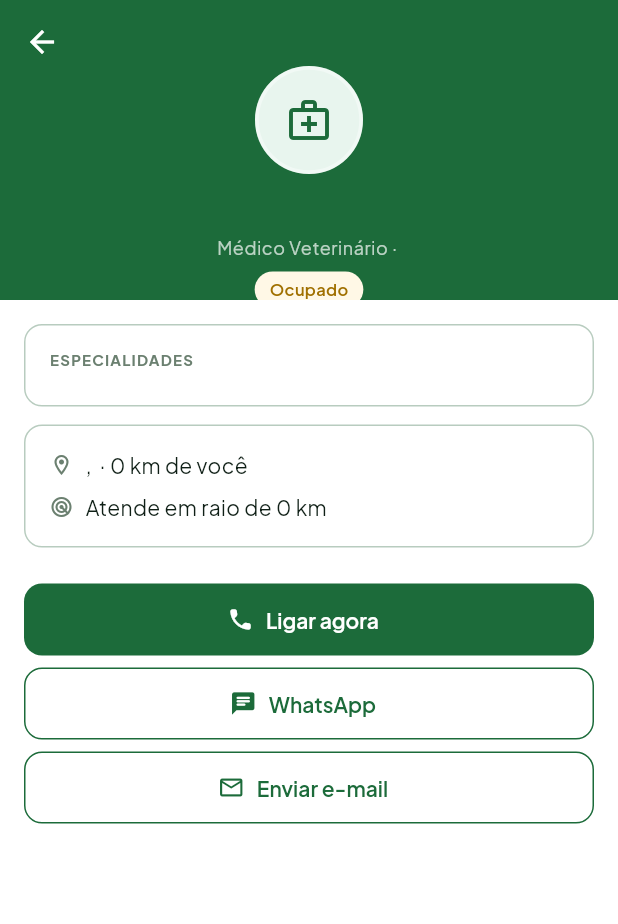
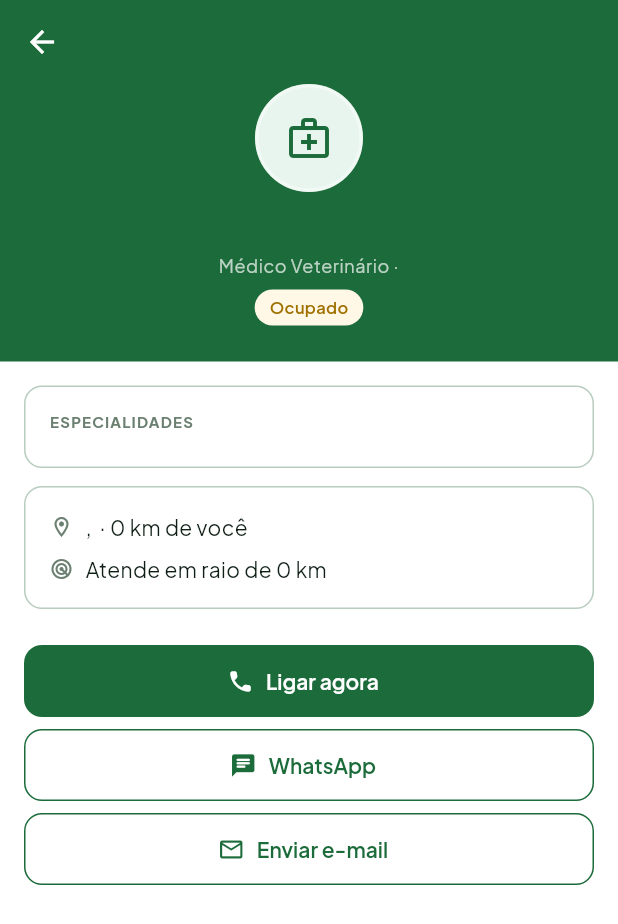
Before and after one commit to joaofiomaro/Bovicare_TCC, a Flutter app: the _VetDetailContent screen opened directly with empty values, on a phone screen of 412 x 824 dp. Shown: the top 924 px of the screen. Run offline on Flutter 3.47's test engine with Material 3 defaults, Android fonts, the phone set to English and light mode, and no system bars; our stand-ins replace cached_network_image, cloud_firestore, equatable, firebase_auth, firebase_core, flutter_animate and 15 more; missing offline and left inert: mqtt_client; accounts and stored records are empty.

Commit message:
fix(ui): layout responsivo e mensagens de erro legíveis
- Ficha do animal: abas e botões de manejo encolhem o texto para caber
  inteiro (antes "Reproduç" aparecia cortado)
- Detalhe do veterinário: cabeçalho com altura livre e selos em Wrap
  (o expandedHeight fixo de 200 px cortava o conteúdo)
- Lista de veterinários: busca, mapa e lista rolam juntos; mapa com
  altura proporcional à tela; textos do card com ellipsis
- Perfil: foto, nome e fazenda centralizados
- AppButton: rótulo longo quebra linha em vez de estourar
- Fonte do sistema limitada a 1,3x para não quebrar layouts fixos
- Carregamentos paralelos propagam a Failure original em vez de
  "ParallelWaitError" (core/utils/parallel.dart)
- Teste de regressão de overflow em tela 320x568 com fonte ampliada

Co-Authored-By: Claude Opus 5.5 <noreply@anthropic.com>

```diff
--- a/Flutter_TCC/lib/features/alerts/presentation/providers/farm_alerts_provider.dart
+++ b/Flutter_TCC/lib/features/alerts/presentation/providers/farm_alerts_provider.dart
@@ -1,5 +1,6 @@
 import 'package:flutter_riverpod/flutter_riverpod.dart';
 
+import '../../../../core/utils/parallel.dart';
 import '../../../health/presentation/providers/health_events_provider.dart';
 import '../../../herd/presentation/providers/animals_provider.dart';
 import '../../../settings/presentation/providers/settings_provider.dart';
@@ -13,7 +14,7 @@ final farmAlertsProvider = FutureProvider<List<FarmAlert>>((ref) async {
     ref.watch(allVaccinationsProvider.future),
     ref.watch(allHealthEventsProvider.future),
     ref.watch(alertSettingsProvider.future),
-  ).wait;
+  ).waitFirstError;
 
   return buildFarmAlerts(
     animals:      animals,
--- a/Flutter_TCC/lib/features/dashboard/presentation/providers/dashboard_provider.dart
+++ b/Flutter_TCC/lib/features/dashboard/presentation/providers/dashboard_provider.dart
@@ -1,5 +1,6 @@
 import 'package:flutter_riverpod/flutter_riverpod.dart';
 
+import '../../../../core/utils/parallel.dart';
 import '../../data/datasources/dashboard_firestore_data_source.dart';
 import '../../data/repositories/dashboard_repository_impl.dart';
 import '../../domain/entities/activity_item.dart';
@@ -38,7 +39,7 @@ class DashboardNotifier extends AsyncNotifier<DashboardState> {
     final (stats, activities) = await (
       GetDashboardStatsUseCase(repo).call(),
       GetRecentActivitiesUseCase(repo).call(),
-    ).wait;
+    ).waitFirstError;
 
     return DashboardState(stats: stats, activities: activities);
   }
--- a/Flutter_TCC/lib/features/vets/presentation/screens/vet_detail_screen.dart
+++ b/Flutter_TCC/lib/features/vets/presentation/screens/vet_detail_screen.dart
@@ -54,15 +54,16 @@ class _VetDetailContent extends StatelessWidget {
     return Scaffold(
       body: CustomScrollView(
         slivers: [
-          SliverAppBar(
-            backgroundColor: AppColors.brandGreen,
-            foregroundColor: Colors.white,
-            pinned:          true,
-            expandedHeight:  200,
-            flexibleSpace:   FlexibleSpaceBar(
-              background: _VetHeader(vet: vet),
-            ),
+          const SliverAppBar(
+            backgroundColor:        AppColors.brandGreen,
+            foregroundColor:        Colors.white,
+            surfaceTintColor:       Colors.transparent,
+            pinned:                 true,
+            scrolledUnderElevation: 0,
           ),
+          // Altura livre (não um expandedHeight fixo): nome longo, fonte do
+          // sistema ampliada ou os dois selos nunca ficam cortados.
+          SliverToBoxAdapter(child: _VetHeader(vet: vet)),
           SliverPadding(
             padding: const EdgeInsets.all(AppSpacing.base),
             sliver:  SliverList(
@@ -91,11 +92,10 @@ class _VetHeader extends StatelessWidget {
   @override
   Widget build(BuildContext context) {
     return Container(
+      width: double.infinity,
       color: AppColors.brandGreen,
-      alignment: Alignment.center,
-      padding: EdgeInsets.only(
-        top: MediaQuery.of(context).padding.top + 44,
-        bottom: AppSpacing.base,
+      padding: const EdgeInsets.fromLTRB(
+        AppSpacing.base, 0, AppSpacing.base, AppSpacing.xl,
       ),
       child: Column(
         mainAxisSize: MainAxisSize.min,
@@ -124,6 +124,7 @@ class _VetHeader extends StatelessWidget {
                   color:      Colors.white,
                   fontWeight: FontWeight.w700,
                 ),
+            textAlign: TextAlign.center,
           ),
           const SizedBox(height: 3),
           Text(
@@ -131,19 +132,20 @@ class _VetHeader extends StatelessWidget {
             style: Theme.of(context).textTheme.bodySmall?.copyWith(
                   color: Colors.white70,
                 ),
+            textAlign: TextAlign.center,
           ),
           const SizedBox(height: 8),
-          Row(
-            mainAxisSize: MainAxisSize.min,
+          // Wrap: em telas estreitas o segundo selo desce para a linha de baixo.
+          Wrap(
+            alignment:  WrapAlignment.center,
+            spacing:    6,
+            runSpacing: 6,
             children: [
               AppBadge(
                 label: vet.isAvailable ? 'Disponível agora' : 'Ocupado',
                 type:  vet.isAvailable ? BadgeType.success : BadgeType.warning,
               ),
-              if (vet.isDemo) ...[
-                const SizedBox(width: 6),
-                const AppBadge(label: 'Perfil de demonstração'),
-              ],
+              if (vet.isDemo) const AppBadge(label: 'Perfil de demonstração'),
             ],
           ),
         ],
--- a/Flutter_TCC/lib/shared/widgets/app_button.dart
+++ b/Flutter_TCC/lib/shared/widgets/app_button.dart
@@ -43,7 +43,9 @@ class AppButton extends StatelessWidget {
             mainAxisAlignment: MainAxisAlignment.center,
             children: [
               if (icon != null) ...[Icon(icon, size: 18), const SizedBox(width: 8)],
-              Text(label),
+              // Flexible: em tela estreita/fonte ampliada o rótulo quebra
+              // linha em vez de estourar a largura do botão.
+              Flexible(child: Text(label, textAlign: TextAlign.center)),
             ],
           );
 
```
Also changed, not shown: Flutter_TCC/lib/core/utils/parallel.dart (added, +30 -0 lines), Flutter_TCC/lib/features/herd/presentation/screens/animal_profile_screen.dart (+32 -6 lines), Flutter_TCC/lib/features/profile/presentation/screens/profile_screen.dart (+10 -2 lines), Flutter_TCC/lib/features/vets/presentation/screens/vets_list_screen.dart (+101 -47 lines), Flutter_TCC/lib/features/vets/presentation/widgets/vet_card.dart (+12 -6 lines), Flutter_TCC/lib/main.dart (+11 -0 lines), 1 other file.
